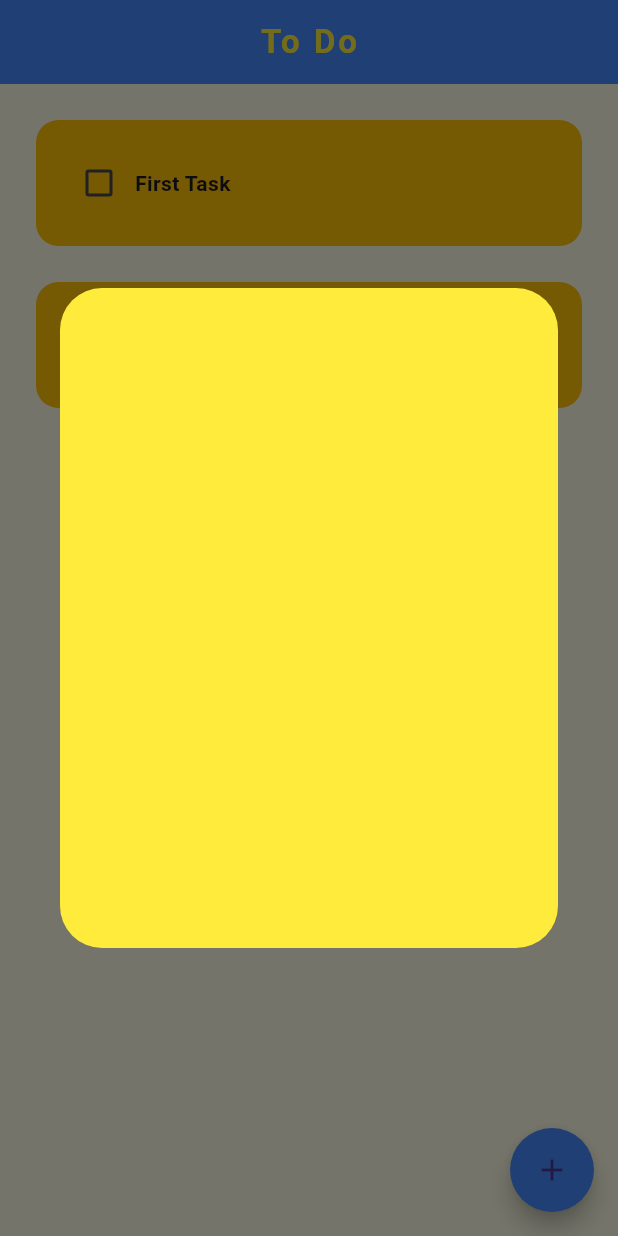
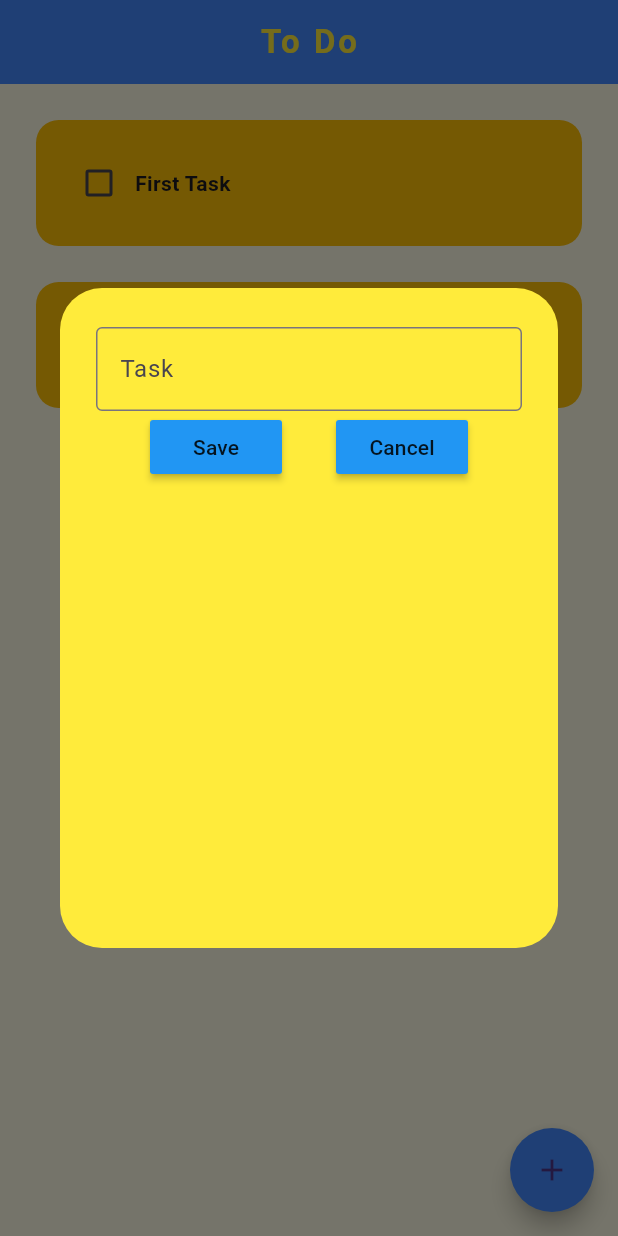
Before and after one commit to Kartikey2011yadav/ToDo-Application, a Flutter app: the screen it shows after launch, after a tap on the "add" icon, on a phone screen of 412 x 824 dp. Run offline on Flutter 3.47's test engine with Material 3 defaults, Android fonts, the phone set to English and light mode, and no system bars.

Commit message:
dialog and home page update

```diff
--- a/lib/pages/home_page.dart
+++ b/lib/pages/home_page.dart
@@ -10,8 +10,11 @@ class HomePage extends StatefulWidget {
 }
 
 class _HomePageState extends State<HomePage> {
+
+  // Text controller
+  final _controller = TextEditingController();
+
   // list of todo tasks
-
   List taskList = [
     ["First Task", false],
     ["Second Task", true]
@@ -20,7 +23,7 @@ class _HomePageState extends State<HomePage> {
   // Create New Task
   void createNewTask() {
     showDialog(context: context, builder: (context) {
-      return DialogBox();
+      return DialogBox(controller: _controller,);
     });
   }
 
--- a/lib/util/dialog_box.dart
+++ b/lib/util/dialog_box.dart
@@ -1,7 +1,12 @@
 import 'package:flutter/material.dart';
+import 'package:todo/util/button.dart';
 
 class DialogBox extends StatelessWidget {
-  const DialogBox ({super.key});
+  final controller;
+  const DialogBox ({
+    super.key,
+    required this.controller
+  });
 
   @override
   Widget build(BuildContext context) {
@@ -9,7 +14,29 @@ class DialogBox extends StatelessWidget {
       backgroundColor: Colors.yellow,
       content: Container(
         height: 400,
-        width: 290
+        width: 290,
+        padding: const EdgeInsets.only(top: 10),
+        child:  Column(
+          children: [
+             TextField(
+              controller: controller,
+              cursorColor: Colors.blue,
+              decoration: const InputDecoration(
+                border: OutlineInputBorder(),
+                hintText: "Add a new task",
+                labelText: "Task",
+              ),
+            ),
+            Row(
+              mainAxisAlignment: MainAxisAlignment.spaceEvenly,
+              children: [
+                MyButton(text: "Save", onPressed: () {}),
+                MyButton(text: "Cancel", onPressed: () {}),
+
+              ],
+            )
+          ],
+        ),
       ),
     );
   }
```
